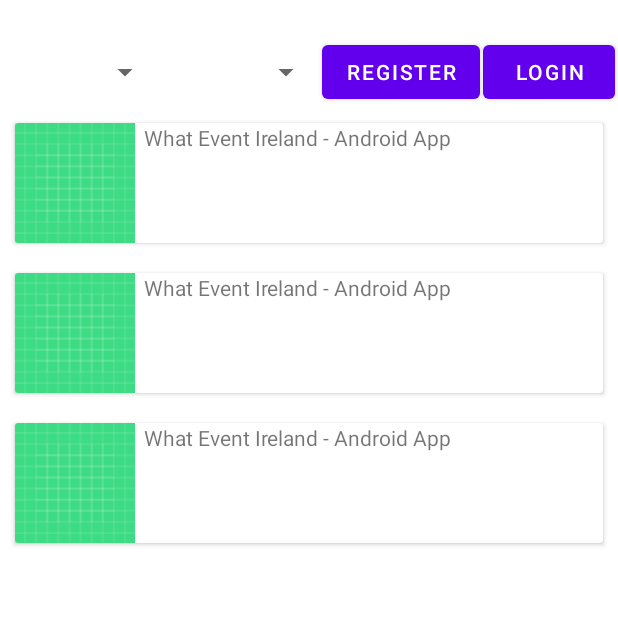
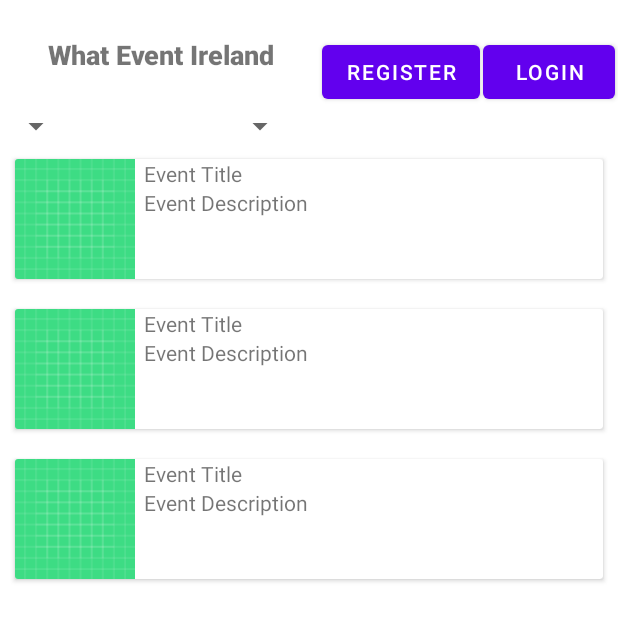
Before and after one commit to ConorCoker/what-event-ireland-android-app, an Android app: the layout activity_main.xml on its own in the app's theme, with its tools: preview values and no code run, on a phone screen of 412 x 824 dp. Shown: the top 621 px of the screen. Run offline under Robolectric (Android 15) with nearby library versions, the phone set to English and light mode, and no system bars.

Commit message:
Updated spinner positions on homepage as they didnt have enough space

```diff
--- a/app/src/main/java/com/example/whateventireland_androidapp/ArrayStorage.kt
+++ b/app/src/main/java/com/example/whateventireland_androidapp/ArrayStorage.kt
@@ -108,6 +108,7 @@ class ArrayStorage private constructor() {
     private fun fillCategorySpinner(): ArrayList<String> {
 
         return arrayListOf(
+            "Anything",
             "Cultural",
             "Community",
             "Educational",
@@ -123,6 +124,7 @@ class ArrayStorage private constructor() {
     private fun fillLocationSpinner(): ArrayList<String> {
 
         return arrayListOf(
+            "Anywhere",
             "Dublin",
             "Cork",
             "Galway",
--- a/app/src/main/java/com/example/whateventireland_androidapp/Event.kt
+++ b/app/src/main/java/com/example/whateventireland_androidapp/Event.kt
@@ -24,7 +24,4 @@ class Event(
         return id
     }
 
-    fun getTitleAndDescription():String{
-        return title + description
-    }
 }
--- a/app/src/main/java/com/example/whateventireland_androidapp/EventsAdapter.kt
+++ b/app/src/main/java/com/example/whateventireland_androidapp/EventsAdapter.kt
@@ -29,7 +29,9 @@ class EventsAdapter(private val mList: ArrayList<Event>) :
         holder.imageView.setImageDrawable(itemsViewModel.image)
 
         // sets the text to the textview from our itemHolder class
-        holder.textView.text = itemsViewModel.getTitleAndDescription()
+        holder.textViewDetails.text = itemsViewModel.description
+
+        holder.textViewTitle.text = itemsViewModel.title
 
 
     }
@@ -42,6 +44,7 @@ class EventsAdapter(private val mList: ArrayList<Event>) :
     // Holds the views for adding it to image and text
     class ViewHolder(ItemView: View) : RecyclerView.ViewHolder(ItemView) {
         val imageView: ImageView = itemView.findViewById(R.id.image_view_event_image)
-        val textView: TextView = itemView.findViewById(R.id.text_view_event_details)
+        val textViewDetails: TextView = itemView.findViewById(R.id.text_view_event_details)
+        val textViewTitle:TextView = itemView.findViewById(R.id.text_view_event_title)
     }
 }
--- a/app/src/main/res/layout/activity_main.xml
+++ b/app/src/main/res/layout/activity_main.xml
@@ -5,30 +5,39 @@
     android:layout_height="match_parent">
 
     <androidx.constraintlayout.widget.ConstraintLayout
-        android:layout_marginTop="24dp"
         android:layout_width="match_parent"
-        android:layout_height="wrap_content">
+        android:layout_height="wrap_content"
+        android:layout_marginTop="24dp">
+
+        <TextView
+            android:layout_width="wrap_content"
+            android:layout_height="wrap_content"
+            android:fontFamily="sans-serif-black"
+            android:text="@string/what_event_ireland"
+            android:textSize="18sp"
+            app:layout_constraintEnd_toStartOf="@id/button_register"
+            app:layout_constraintStart_toStartOf="parent"
+            app:layout_constraintTop_toTopOf="parent" />
 
         <Spinner
             android:id="@+id/spinner_location"
-            android:layout_width="0dp"
+            android:layout_width="wrap_content"
             android:layout_height="0dp"
-            app:layout_constraintBottom_toTopOf="@id/recycler_view"
-            app:layout_constraintEnd_toStartOf="@id/spinner_category"
             app:layout_constraintStart_toStartOf="parent"
-            app:layout_constraintTop_toTopOf="parent"
+            app:layout_constraintTop_toBottomOf="@id/button_register"
             tools:listitem="@layout/support_simple_spinner_dropdown_item">
 
         </Spinner>
 
         <Spinner
             android:id="@+id/spinner_category"
-            android:layout_width="0dp"
+            android:layout_width="wrap_content"
             android:layout_height="0dp"
+            android:layout_marginStart="84dp"
             app:layout_constraintBottom_toTopOf="@id/recycler_view"
             app:layout_constraintEnd_toStartOf="@id/button_register"
             app:layout_constraintStart_toEndOf="@id/spinner_location"
-            app:layout_constraintTop_toTopOf="parent"
+            app:layout_constraintTop_toBottomOf="@id/button_register"
             tools:listitem="@layout/support_simple_spinner_dropdown_item">
 
         </Spinner>
@@ -39,9 +48,7 @@
             android:layout_height="0dp"
             android:layout_marginEnd="2dp"
             android:text="@string/register"
-            app:layout_constraintBottom_toTopOf="@id/recycler_view"
             app:layout_constraintEnd_toStartOf="@id/button_login"
-            app:layout_constraintStart_toEndOf="@id/spinner_category"
             app:layout_constraintTop_toTopOf="parent">
 
         </Button>
@@ -52,9 +59,7 @@
             android:layout_height="wrap_content"
             android:layout_marginEnd="2dp"
             android:text="@string/login"
-            app:layout_constraintBottom_toTopOf="@id/recycler_view"
             app:layout_constraintEnd_toEndOf="parent"
-            app:layout_constraintStart_toEndOf="@id/button_register"
             app:layout_constraintTop_toTopOf="parent">
 
         </Button>
@@ -64,7 +69,7 @@
             android:layout_width="match_parent"
             android:layout_height="wrap_content"
             app:layoutManager="androidx.recyclerview.widget.LinearLayoutManager"
-            app:layout_constraintTop_toBottomOf="@id/button_register"
+            app:layout_constraintTop_toBottomOf="@id/spinner_location"
             tools:listitem="@layout/item_event">
 
         </androidx.recyclerview.widget.RecyclerView>
--- a/app/src/main/res/layout/activity_organiser.xml
+++ b/app/src/main/res/layout/activity_organiser.xml
@@ -1,6 +1,5 @@
 <?xml version="1.0" encoding="utf-8"?>
 <ScrollView xmlns:android="http://schemas.android.com/apk/res/android"
-    xmlns:tools="http://schemas.android.com/tools"
     android:layout_width="match_parent"
     android:layout_height="match_parent">
 
--- a/app/src/main/res/layout/item_event.xml
+++ b/app/src/main/res/layout/item_event.xml
@@ -14,12 +14,25 @@
             android:id="@+id/image_view_event_image"
             android:layout_width="80dp"
             android:layout_height="80dp"
-            android:contentDescription="TODO"
+            android:contentDescription="@string/event_image"
             app:layout_constraintStart_toStartOf="parent"
             app:layout_constraintTop_toTopOf="parent"
             tools:src="@drawable/ic_launcher_background">
 
         </ImageView>
+
+        <TextView
+            android:id="@+id/text_view_event_title"
+            android:layout_marginStart="6dp"
+            android:layout_width="0dp"
+            android:layout_height="wrap_content"
+            app:layout_constraintBottom_toTopOf="@id/text_view_event_details"
+            app:layout_constraintEnd_toEndOf="parent"
+            app:layout_constraintStart_toEndOf="@id/image_view_event_image"
+            app:layout_constraintTop_toTopOf="parent"
+            tools:text="Event Title">
+
+        </TextView>
 
         <TextView
             android:id="@+id/text_view_event_details"
@@ -29,8 +42,8 @@
             app:layout_constraintBottom_toBottomOf="parent"
             app:layout_constraintEnd_toEndOf="parent"
             app:layout_constraintStart_toEndOf="@id/image_view_event_image"
-            app:layout_constraintTop_toTopOf="parent"
-            tools:text="@string/app_name">
+            app:layout_constraintTop_toBottomOf="@id/text_view_event_title"
+            tools:text="Event Description">
 
         </TextView>
 
--- a/app/src/main/res/values/strings.xml
+++ b/app/src/main/res/values/strings.xml
@@ -26,4 +26,5 @@
     <string name="update">Update</string>
     <string name="choose_event_image">Choose Event Image</string>
     <string name="event_image">Event Image</string>
+    <string name="what_event_ireland">What Event Ireland</string>
 </resources>
```
